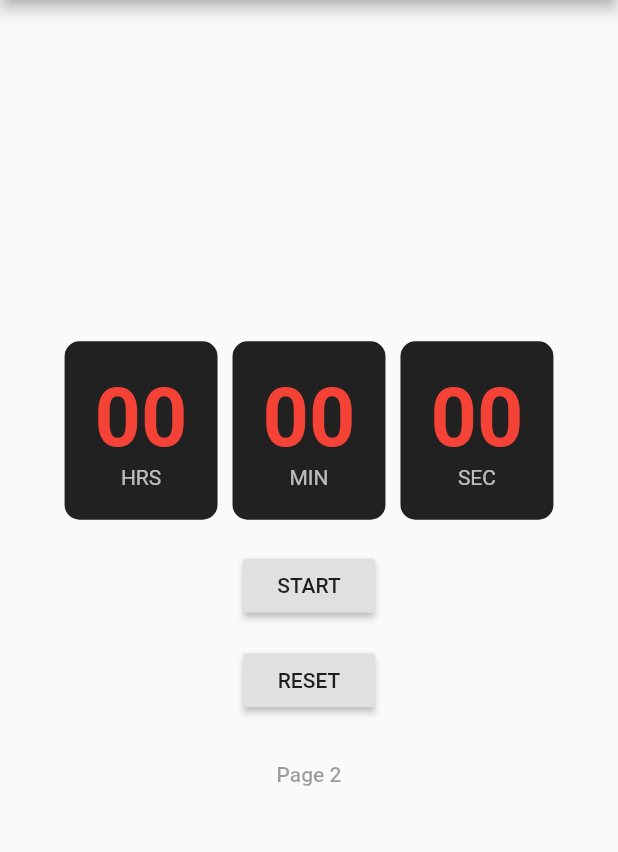
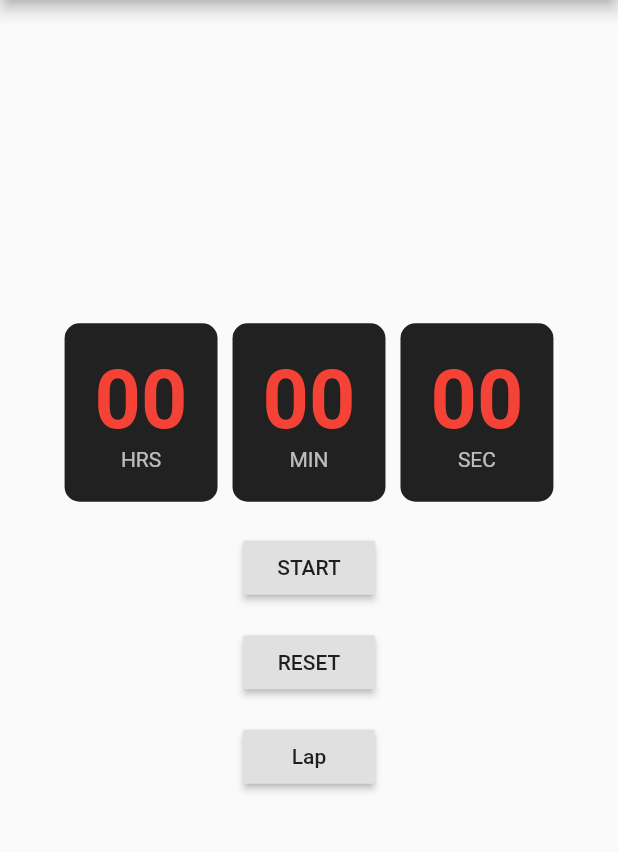
Before and after one commit to razanjoshi/flutter-stopwatch, a Flutter app: the screen it shows after launch, after a tap on "RESET", on a phone screen of 412 x 824 dp, the part 84-936 px from its top. Run offline on Flutter 3.47's test engine with Material 2 defaults, Android fonts, the phone set to English and light mode, and no system bars.

```diff
--- a/lib/main.dart
+++ b/lib/main.dart
@@ -1,7 +1,9 @@
 import 'package:flutter/material.dart';
 import 'dart:async';
 
-void main() => runApp(TimerApp());
+void main() {
+  runApp(TimerApp( ));
+}
 
 class TimerApp extends StatefulWidget {
   @override
@@ -9,6 +11,25 @@ class TimerApp extends StatefulWidget {
     return new TimerAppState();
   }
 }
+
+
+class PageTwo extends State<TimerApp> {
+  @override
+  Widget build (BuildContext context) {
+    return Scaffold(
+      appBar: AppBar(
+        backgroundColor: Theme.of(context).accentColor,
+        elevation: 1.0,
+        actions: <Widget>[
+          IconButton(
+            icon: Icon(Icons.close))
+            // onPressed: ,
+        ]
+      ),
+    );
+  }
+}
+
 
 class TimerAppState extends State<TimerApp> {
   static const duration = const Duration(seconds: 1);
@@ -25,6 +46,8 @@ class TimerAppState extends State<TimerApp> {
       });
     }
   }
+
+  List<String> _laptime = [''];
 
   @override
   Widget build(BuildContext context) {
@@ -78,6 +101,7 @@ class TimerAppState extends State<TimerApp> {
                     setState(() {
                       isActive = false;
                       secondsPassed = 0;
+                      _laptime = [''];
                     });
                   },
                 ),
@@ -85,38 +109,31 @@ class TimerAppState extends State<TimerApp> {
 
               Container(
                 margin: EdgeInsets.only(top: 15),
-                child: FlatButton(
-                  child: Text('Page 2'),
-                  onTap: () {
-                    Navigator.push(
-                      context,
-                      PageTwo(),
-                    );
+                child: RaisedButton(
+                  child: Text('Lap'),
+                  onPressed: () {
+                    setState(() {
+                      _laptime.add('lap time: ' + secondsPassed.toString());
+                    });
                   },
                 ),
               ),
+              Column(
+                children: _laptime
+                  .map((element) => Card(
+                        child: Column(
+                          children: <Widget>[
+                            Text(element)
+                          ],
+                        ),
+                      ))
+                  .toList()),
             ],
           ),
         ),
       ),
     );
   }
-}
-
-class PageTwo extends MaterialPageRoute<Null> {
-  PageTwo() : super(builder: (BuildContext context){
-    return Scaffold(
-      appBar: AppBar(
-        backgroundColor: Theme.of(context).accentColor,
-        elevation: 1.0,
-        actions: <Widget>[
-          IconButton(
-            icon: Icon(Icons.close))
-            // onPressed: ,
-        ]
-      ),
-    );
-  });
 }
 
 class CustomTextContainer extends StatelessWidget {
```
